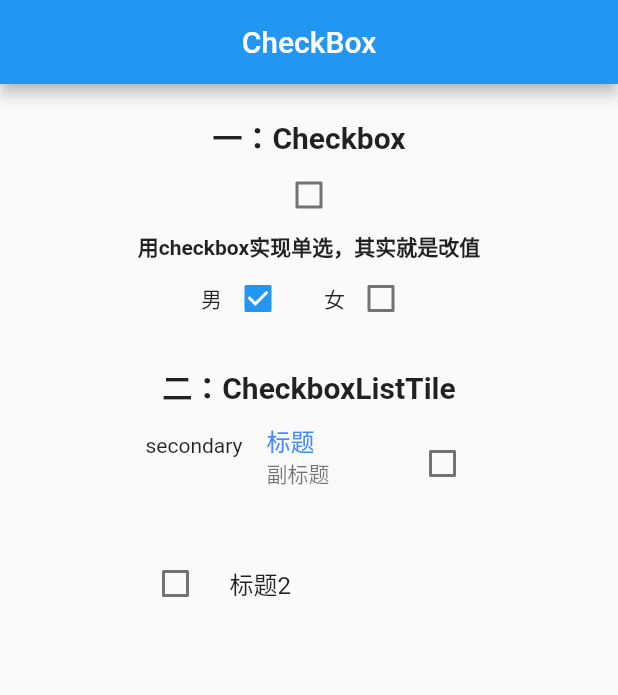
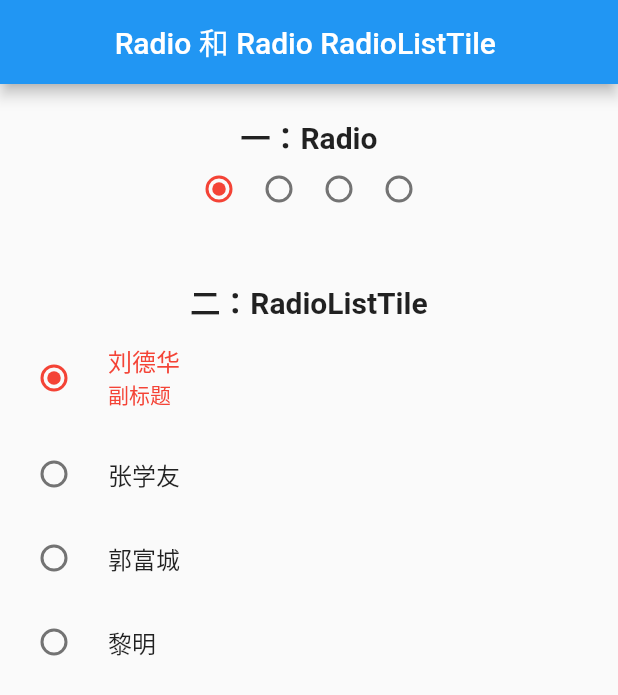
Before and after one commit to niezhiyang/flutter_study, a Flutter app: the screen it shows after launch, on a phone screen of 412 x 824 dp. Shown: the top 695 px of the screen. Run offline on Flutter 3.47's test engine with Material 2 defaults, Android fonts, the phone set to English and light mode, and no system bars; our stand-ins replace fluttertoast.

Commit message:
Radio 和 RadioListTile

```diff
--- /dev/null
+++ b/lib/demo/RadioDemo.dart
@@ -0,0 +1,174 @@
+import 'package:flutter/material.dart';
+
+class RadioDemo extends StatelessWidget {
+  @override
+  Widget build(BuildContext context) {
+// TODO: implement build
+    return Scaffold(
+      appBar: AppBar(
+        title: Text("Radio 和 Radio RadioListTile "),
+        centerTitle: true,
+      ),
+      body: RadioStateDemo(),
+    );
+  }
+}
+
+class RadioStateDemo extends StatefulWidget {
+  @override
+  State<StatefulWidget> createState() {
+    // TODO: implement createState
+    return RadioSDemo();
+  }
+}
+
+class RadioSDemo extends State<RadioStateDemo> {
+  String groupValue;
+  String valueLiu;
+  String valueZhang;
+  String valueGuo;
+  String valueLi;
+
+  @override
+  void initState() {
+    super.initState();
+    groupValue = "刘德华";
+    valueLiu = "刘德华";
+    valueZhang = "张学友";
+    valueGuo = "郭富城";
+    valueLi = "黎明";
+  }
+
+  @override
+  Widget build(BuildContext context) {
+    // TODO: implement build
+    return Column(
+      crossAxisAlignment: CrossAxisAlignment.center,
+      children: <Widget>[
+        SizedBox(
+          height: 20,
+        ),
+        Text(
+          "一：Radio",
+          style: TextStyle(fontWeight: FontWeight.bold, fontSize: 20),
+        ),
+        Row(
+          mainAxisAlignment: MainAxisAlignment.center,
+          children: <Widget>[
+            Radio<String>(
+              // 此 Radio 的 value 值
+              value: valueLiu,
+              // 当选择此 radio 的时候 的回调。 参数就是 此 value 的值
+              onChanged: (value) {
+                setState(() {
+                  groupValue = value;
+                });
+              },
+              // 如果 Radio 的 value 和 groupValue 一样 就 是此 Radio 选中 其他 设置为 不选中
+              groupValue: groupValue,
+              // 选中的颜色
+              activeColor: Colors.red,
+              // 响应手势的大小 ， 默认是 48 * 48
+              // MaterialTapTargetSize.shrinkWrap 水波纹 在中间
+              // MaterialTapTargetSize.padded  水波纹 靠左上
+              materialTapTargetSize: MaterialTapTargetSize.shrinkWrap,
+            ),
+            Radio(
+              value: valueZhang,
+              onChanged: (value) {
+                setState(() {
+                  groupValue = value;
+                });
+              },
+              groupValue: groupValue,
+              activeColor: Colors.red,
+              materialTapTargetSize: MaterialTapTargetSize.shrinkWrap,
+            ),
+            Radio(
+              value: valueGuo,
+              onChanged: (value) {
+                setState(() {
+                  groupValue = value;
+                });
+              },
+              groupValue: groupValue,
+              activeColor: Colors.red,
+              materialTapTargetSize: MaterialTapTargetSize.shrinkWrap,
+            ),
+            Radio(
+              value: valueLi,
+              onChanged: (value) {
+                setState(() {
+                  groupValue = value;
+                });
+              },
+              groupValue: groupValue,
+              activeColor: Colors.red,
+              materialTapTargetSize: MaterialTapTargetSize.shrinkWrap,
+            ),
+          ],
+        ),
+        SizedBox(
+          height: 40,
+        ),
+        Text(
+          "二：RadioListTile",
+          style: TextStyle(fontWeight: FontWeight.bold, fontSize: 20),
+        ),
+        // 不知道 为什么 Row 父布局 不行（暂时不知道why）
+        Column(
+//          mainAxisAlignment: MainAxisAlignment.center,
+          children: <Widget>[
+            RadioListTile<String>(
+              title: Text(valueLiu),
+              // 必须要的属性
+              value: valueLiu,
+              //是否选中发生变化时的回调， 回调的 bool 值 就是是否选中 , true 是 选中
+              groupValue: groupValue,
+              onChanged: _changed,
+              // 选中时 填充的颜色
+              activeColor: Colors.red,
+              // 标题， 具有代表性的就是 Text ，
+              //        selected 如果是 true ：
+              //         如果 不设置 text 的 color 的话， text的颜色 跟随 activeColor
+              // 副标题（在 title 下面）， 具有代表性的就是 Text ， 如果 不设置 text 的 color 的话， text的颜色 跟随 activeColor
+              subtitle: Text("副标题"),
+              // 是否是三行文本
+              //        如果是 true ： 副标题 不能为 null
+              //        如果是 false：
+              //                      如果没有副标题 ，就只有一行， 如果有副标题 ，就只有两行
+              isThreeLine: false,
+              // 是否密集垂直
+              dense: false,
+              // 左边的一个控件
+//              secondary: Text("secondary"),
+              // text 和 icon 的 color 是否 是 activeColor 的颜色
+              selected: true,
+              controlAffinity: ListTileControlAffinity.leading,
+            ),
+            RadioListTile<String>(
+                title: Text(valueZhang),
+                value: valueZhang,
+                groupValue: groupValue,
+                onChanged: _changed),
+            RadioListTile<String>(
+                title: Text(valueGuo),
+                value: valueGuo,
+                groupValue: groupValue,
+                onChanged: _changed),
+            RadioListTile<String>(
+                title: Text(valueLi),
+                value: valueLi,
+                groupValue: groupValue,
+                onChanged: _changed),
+          ],
+        )
+      ],
+    );
+  }
+
+  void _changed(value) {
+    groupValue = value;
+    setState(() {});
+  }
+}
--- a/lib/main.dart
+++ b/lib/main.dart
@@ -7,6 +7,7 @@ import './demo/TextDemo.dart';
 import './demo/TextFieldDemo.dart';
 import './demo/Button.dart';
 import './demo/CheckBoxDemo.dart';
+import './demo/RadioDemo.dart';
 void main() => runApp(MyApp());
 
 class MyApp extends StatelessWidget {
@@ -19,7 +20,7 @@ class MyApp extends StatelessWidget {
         primarySwatch: Colors.blue,
       ),
 //      home: TextDemo(),
-      home: CheckBoxDemo(),
+      home: RadioDemo(),
     );
   }
 }
```
Also changed, not shown: 2 other files.
